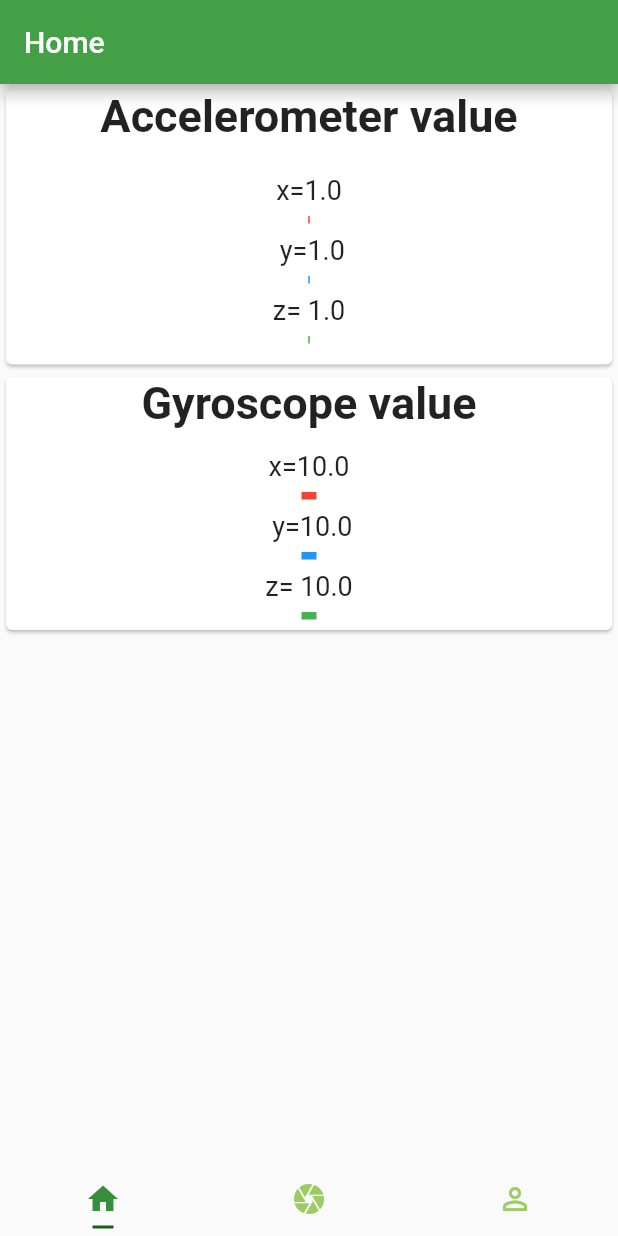
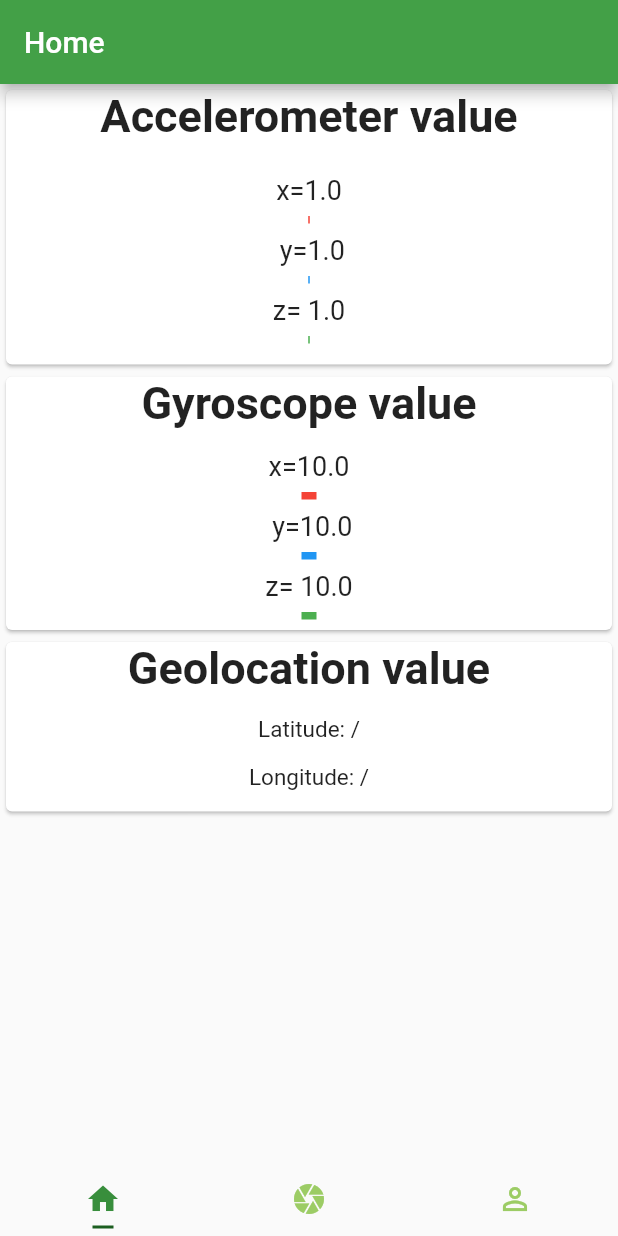
Before and after one commit to NicolaAgostini/DashdroidFlutter, a Flutter app: the screen it shows after launch, on a phone screen of 412 x 824 dp. Run offline on Flutter 3.47's test engine with Material 2 defaults, Android fonts, the phone set to English and light mode, and no system bars; our stand-ins replace camera, geolocator, sensors.

Commit message:
added geolocation

```diff
--- a/lib/main.dart
+++ b/lib/main.dart
@@ -4,6 +4,7 @@ import 'accelerometer.dart';
 import 'package:camera/camera.dart';
 import 'dart:async';
 import 'gyroscope.dart';
+import 'position.dart';
 
 void main() {
   initializeCamera();
@@ -116,7 +117,8 @@ class _MyHomePageState extends State<MyHomePage> {
       body: new Container(
        child: new ListView(
        children: <Widget> [new AccelerometerValue(),
-         new GyroscopeValue()
+         new GyroscopeValue(),
+         new PositionValue()
        ],
       )
 
--- a/lib/position.dart
+++ b/lib/position.dart
@@ -0,0 +1,105 @@
+import 'package:geolocator/geolocator.dart';
+
+import 'dart:async';
+import 'package:flutter/material.dart';
+
+import 'dart:math';
+
+
+
+class PositionValue extends StatelessWidget {
+
+
+  @override
+  Widget build(BuildContext context) {
+    return new MyHomePage();
+  }
+}
+
+class MyHomePage extends StatefulWidget {
+  final String title;
+
+  MyHomePage({Key key, this.title}) : super(key: key);
+
+  @override
+  _MyHomePageState createState() => new _MyHomePageState();
+}
+
+class _MyHomePageState extends State<MyHomePage> {
+
+
+  StreamSubscription<Position> positionStream;
+  String Latitude ="/";
+  String Longitude ="/";
+
+
+  @override
+  Widget build(BuildContext context) {
+
+
+    return new Card(
+      child: new Column(
+        children: <Widget>[
+          new Text(
+            'Geolocation value',
+            textAlign: TextAlign.center,
+            overflow: TextOverflow.ellipsis,
+            style: TextStyle(fontWeight: FontWeight.bold, fontSize: 30.0),
+          ),
+
+          new Padding(
+              padding: new EdgeInsets.all(7.0),
+              child: new Column(
+                children: <Widget>[
+                  new Padding(
+                    padding: new EdgeInsets.all(7.0),
+                    child:
+                    //new Text('Accelerometer: $gyroscope',
+                    new Text(
+                        "Latitude: "+Latitude,
+                        style: new TextStyle(fontSize: 15.0)),
+                  ),
+                  new Padding(
+                    padding: new EdgeInsets.all(7.0),
+                    child:
+                    //new Text('Accelerometer: $gyroscope',
+                    new Text(
+                        "Longitude: "+Longitude,
+                        style: new TextStyle(fontSize: 15.0)),
+                  ),
+                ],
+              )
+          )
+        ],
+      ),
+    );
+  }
+
+
+
+
+  @override
+  void initState() {
+    super.initState();
+    var geolocator = Geolocator();
+    var locationOptions = LocationOptions(accuracy: LocationAccuracy.high, distanceFilter: 10);
+
+    positionStream = geolocator.getPositionStream(locationOptions).listen(
+            (Position position) {
+              setState(() {
+                Latitude=position.latitude.toString();
+                Longitude=position.longitude.toString();
+              });
+          print(position == null ? 'Unknown' : position.latitude.toString() + ', ' + position.longitude.toString());
+        });
+
+
+    /*
+    _streamSubscriptions.add(gyroscopeEvents.listen((GyroscopeEvent event) {
+      setState(() {
+        _gyroscopeValues = <int>[(event.x*10).toInt(), (event.x*10).toInt(), (event.x*10).toInt()];
+      });
+    }));
+  */
+  }
+}
--- a/pubspec.yaml
+++ b/pubspec.yaml
@@ -24,6 +24,8 @@ dependencies:
   path_provider: ^0.4.1
   video_player: ^0.7.2
   sensors: ^0.3.5
+  flutter_iap: ^1.2.3
+  geolocator: ^2.1.1
 
 
 dev_dependencies:
```
Also changed, not shown: 2 other files.
